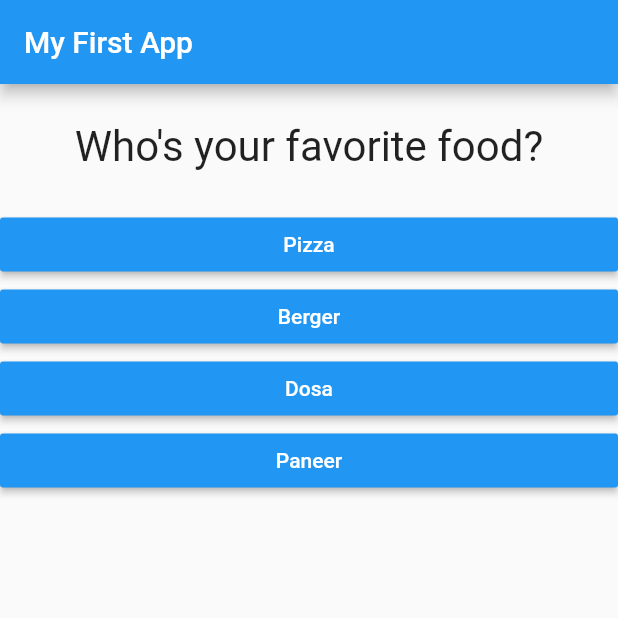
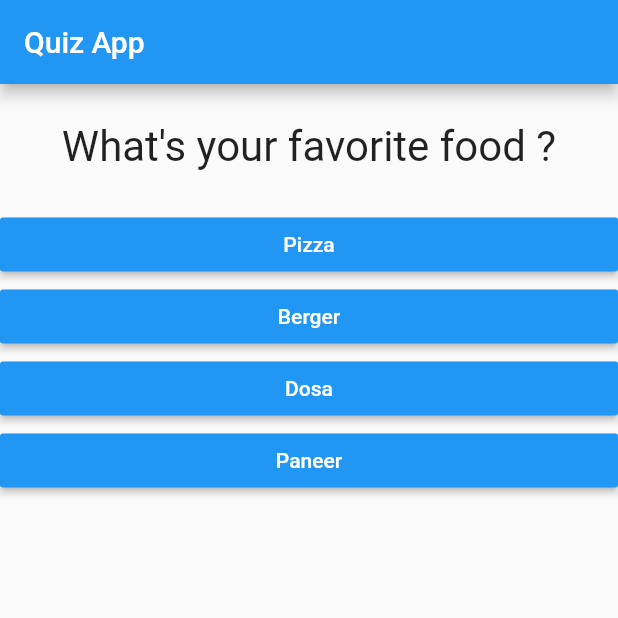
Before and after one commit to ankitpsamrat/Flutter-quiz-app, a Flutter app: the screen it shows after launch, after a tap on "Black", after a tap on "Snake", on a phone screen of 412 x 824 dp, the top half of it. Run offline on Flutter 3.47's test engine with Material 2 defaults, Android fonts, the phone set to English and light mode, and no system bars.

Commit message:
first commit

```diff
--- a/lib/main.dart
+++ b/lib/main.dart
@@ -8,19 +8,15 @@ void main() {
   runApp(MyApp());
 }
 
-// void main() => runApp(MyApp());
-
 class MyApp extends StatefulWidget {
   @override
-  State<StatefulWidget> createState() {
-    return _MyAppState();
-  }
+  State<MyApp> createState() => _MyAppState();
 }
 
 class _MyAppState extends State<MyApp> {
   final _questions = const [
     {
-      'questionText': 'What\'s your favorite color?',
+      'questionText': 'What\'s your favorite color ?',
       'answers': [
         {'text': 'Black', 'score': 10},
         {'text': 'Red', 'score': 5},
@@ -29,7 +25,7 @@ class _MyAppState extends State<MyApp> {
       ],
     },
     {
-      'questionText': 'What\'s your favorite animal?',
+      'questionText': 'What\'s your favorite animal ?',
       'answers': [
         {'text': 'Rabbit', 'score': 3},
         {'text': 'Snake', 'score': 11},
@@ -38,7 +34,7 @@ class _MyAppState extends State<MyApp> {
       ],
     },
     {
-      'questionText': 'Who\'s your favorite food?',
+      'questionText': 'What\'s your favorite food ?',
       'answers': [
         {'text': 'Pizza', 'score': 1},
         {'text': 'Berger', 'score': 1},
@@ -77,7 +73,7 @@ class _MyAppState extends State<MyApp> {
       debugShowCheckedModeBanner: false,
       home: Scaffold(
         appBar: AppBar(
-          title: Text('My First App'),
+          title: Text('Quiz App'),
         ),
         body: _questionIndex < _questions.length
             ? Quiz(
```
Also changed, not shown: lib/result.dart (+4 -4 lines).
